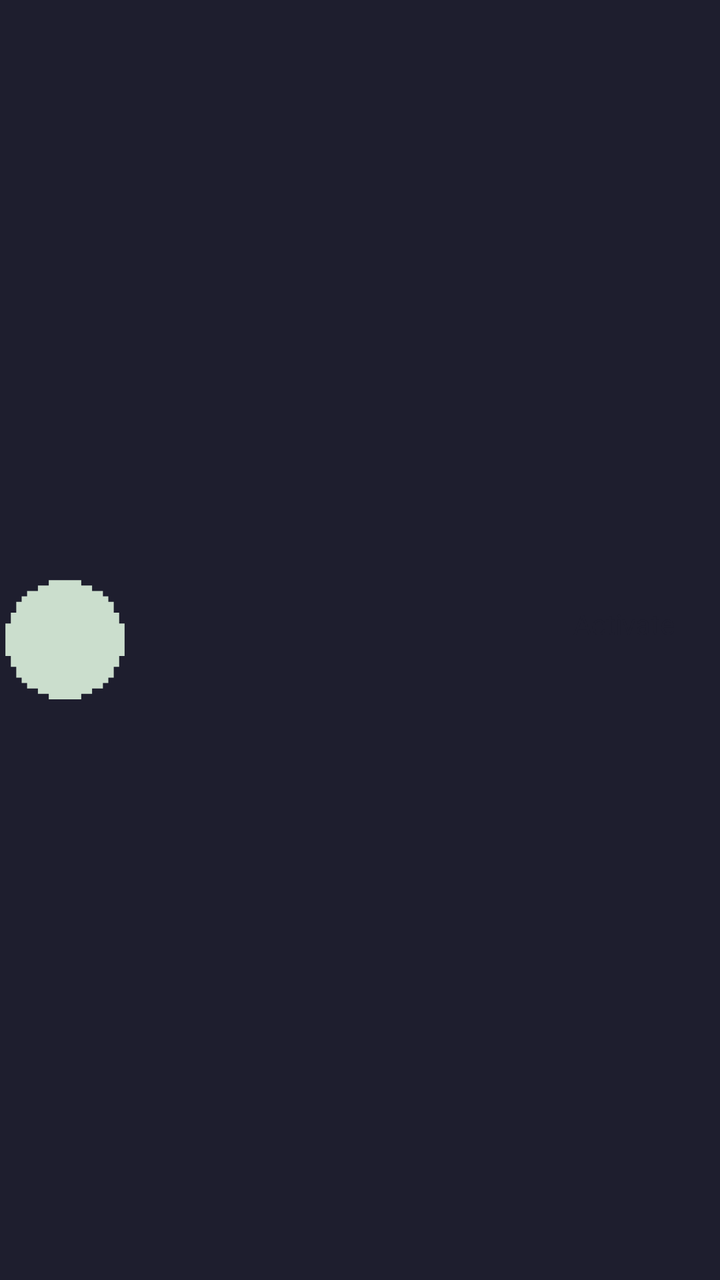
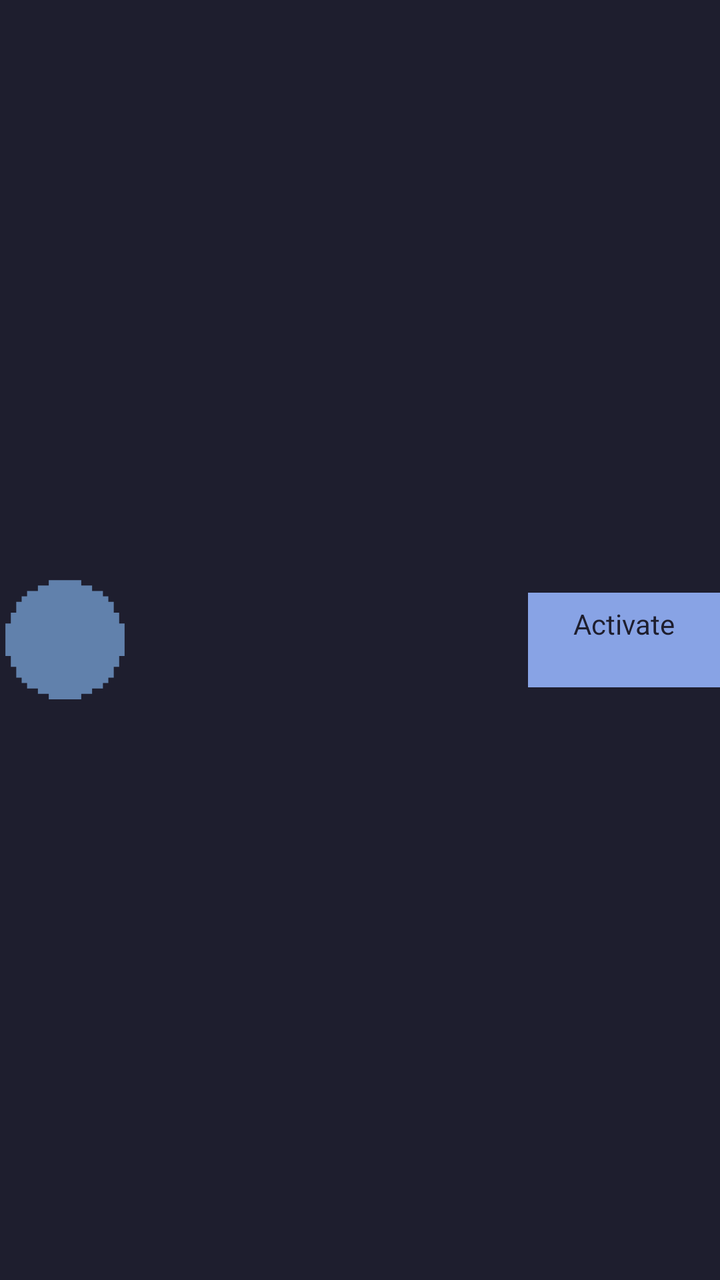

Two renders of the same Android screen: before a commit and after it. Below are the layout's source before the change and the commit's diff.
<!-- AndroidManifest.xml: application theme Theme.Fikret -->
<!-- res/layout/list_item_upgrade.xml -->
<?xml version="1.0" encoding="utf-8"?>
<LinearLayout xmlns:android="http://schemas.android.com/apk/res/android"
    style="@style/HorizontalList">

    <FrameLayout
        android:layout_width="65dp"
        android:layout_height="65dp"
        android:background="@drawable/px_circle"
        android:backgroundTint="?attr/iconBg"
        android:padding="10dp">

        <ImageView
            android:id="@+id/garden_picture"
            android:layout_width="match_parent"
            android:layout_height="match_parent"
            android:contentDescription="@null"
            android:scaleType="fitCenter" />
    </FrameLayout>

    <View style="@style/SeparatorListHorizontal" />

    <LinearLayout
        style="@style/VerticalList"
        android:layout_width="0dp"
        android:layout_weight="1">

        <TextView
            android:id="@+id/garden_name"
            style="@style/H3"
            android:singleLine="true" />

        <TextView
            android:id="@+id/upgrade_description"
            style="@style/Text"
            android:textColor="@color/disabled" />
    </LinearLayout>

    <View style="@style/SeparatorListHorizontal" />

    <LinearLayout
        android:id="@+id/activate_button"
        android:layout_width="96dp"
        android:layout_height="wrap_content"
        android:background="?attr/accent"
        android:gravity="center"
        android:orientation="vertical"
        android:padding="6dp">

        <TextView
            android:id="@+id/activate_label"
            android:layout_width="wrap_content"
            android:layout_height="wrap_content"
            android:text="@string/activate"
            android:textColor="@color/base" />

        <TextView
            android:id="@+id/activate_cost"
            android:layout_width="wrap_content"
            android:layout_height="wrap_content"
            android:textColor="@color/base"
            android:textSize="@dimen/small" />
    </LinearLayout>

</LinearLayout>
<!-- resources referenced by this layout -->
<resources>
  <color name="base">#1E1E2E</color>
  <color name="disabled">#585B70</color>
  <dimen name="small">12sp</dimen>
  <!-- drawable px_circle (drawable) -->
  <vector xmlns:android="http://schemas.android.com/apk/res/android"
      android:width="160dp"
      android:height="160dp"
      android:viewportWidth="24"
      android:viewportHeight="24">
      <path
          android:fillColor="#CBDECD"
          android:pathData="M22,9V7H21V5H20V4H19V3H17V2H15V1H9V2H7V3H5V4H4V5H3V7H2V9H1v6h1v2h1v2h1v1h1v1h2v1h2v1h6v-1h2v-1h2v-1h1v-1h1v-2h1v-2h1V9Z" />
  </vector>
  <string name="activate">Activate</string>
  <style name="H3" parent="BlockFlow">
          <item name="android:textColor">@color/text</item>
          <item name="android:textSize">@dimen/h3</item>
      </style>
  <style name="HorizontalList" parent="BlockFlow">
          <item name="android:orientation">horizontal</item>
          <item name="android:gravity">center_vertical</item>
      </style>
  <style name="SeparatorListHorizontal">
          <item name="android:layout_width">@dimen/space_between_elements</item>
          <item name="android:layout_height">@dimen/space_between_elements</item>
      </style>
  <style name="Text" parent="BlockFlow">
          <item name="android:textColor">@color/text</item>
          <item name="android:textSize">@dimen/text</item>
      </style>
  <style name="VerticalList" parent="BlockFlow">
          <item name="android:orientation">vertical</item>
      </style>
  <style name="Theme.Fikret" parent="@android:style/Theme.Black.NoTitleBar">
          <item name="android:windowBackground">@color/base</item>
          <item name="android:textColor">@color/text</item>
      </style>
  <style name="BlockFlow">
          <item name="android:layout_width">match_parent</item>
          <item name="android:layout_height">wrap_content</item>
      </style>
  <color name="text">#CDD6F4</color>
  <dimen name="h3">18sp</dimen>
  <dimen name="space_between_elements">8dp</dimen>
  <dimen name="text">16sp</dimen>
</resources>

<!-- the commit's change to res/layout/list_item_upgrade.xml (unified diff, before → after) -->
@@ -32,7 +32,7 @@
         <TextView
             android:id="@+id/upgrade_description"
             style="@style/Text"
-            android:textColor="@color/disabled" />
+            android:textColor="@color/subtle" />
     </LinearLayout>
 
     <View style="@style/SeparatorListHorizontal" />
<!-- resource entries referenced after the edit -->
@@ -1,7 +1,7 @@
 <!-- resources referenced by this layout -->
 <resources>
   <color name="base">#1E1E2E</color>
-  <color name="disabled">#585B70</color>
+  <color name="subtle">#8090B0</color>
   <dimen name="small">12sp</dimen>
   <!-- drawable px_circle (drawable) -->
   <vector xmlns:android="http://schemas.android.com/apk/res/android"
@@ -36,6 +36,12 @@
   <style name="Theme.Fikret" parent="@android:style/Theme.Black.NoTitleBar">
           <item name="android:windowBackground">@color/base</item>
           <item name="android:textColor">@color/text</item>
+          <item name="iconBg">#6181ac</item>
+          <item name="progressBg">#4b5775</item>
+          <item name="progressFill">#69b680</item>
+          <item name="accent">#88a3e5</item>
+          <item name="btnBg">#d4d66c</item>
+          <item name="timeBg">#405080</item>
       </style>
   <style name="BlockFlow">
           <item name="android:layout_width">match_parent</item>
